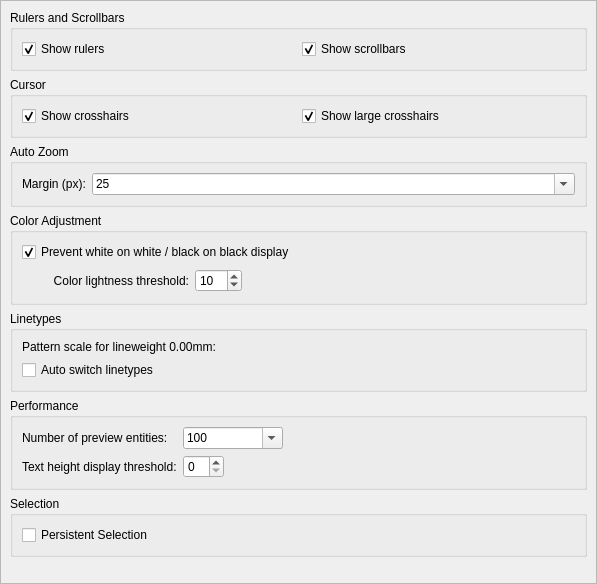
Before: the Qt Designer form scripts/Edit/AppPreferences/GraphicsViewPreferences/PreferencesPage.ui in qcad/qcad, drawn with Qt 5.
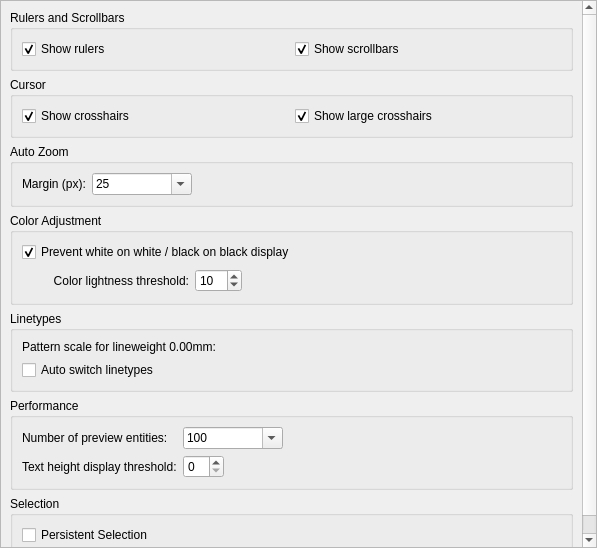
After: the same form once the commit is applied. Custom widgets are drawn as their Qt base class.

Commit message: add preference to work around FS#973 - Drawing outside zoom limit

Diff of the .ui file:
```diff
--- a/scripts/Edit/AppPreferences/GraphicsViewPreferences/PreferencesPage.ui
+++ b/scripts/Edit/AppPreferences/GraphicsViewPreferences/PreferencesPage.ui
@@ -7,7 +7,7 @@
     <x>0</x>
     <y>0</y>
     <width>597</width>
-    <height>584</height>
+    <height>548</height>
    </rect>
   </property>
   <property name="windowTitle">
@@ -22,7 +22,7 @@
      <x>0</x>
      <y>0</y>
      <width>595</width>
-     <height>582</height>
+     <height>546</height>
     </rect>
    </property>
    <layout class="QVBoxLayout" name="verticalLayout">
@@ -90,6 +90,9 @@
        <string>Auto Zoom</string>
       </property>
       <layout class="QFormLayout" name="formLayout">
+       <property name="fieldGrowthPolicy">
+        <enum>QFormLayout::FieldsStayAtSizeHint</enum>
+       </property>
        <item row="0" column="0">
         <widget class="QLabel" name="label">
          <property name="text">
```
The commit also changes 10 other files.
